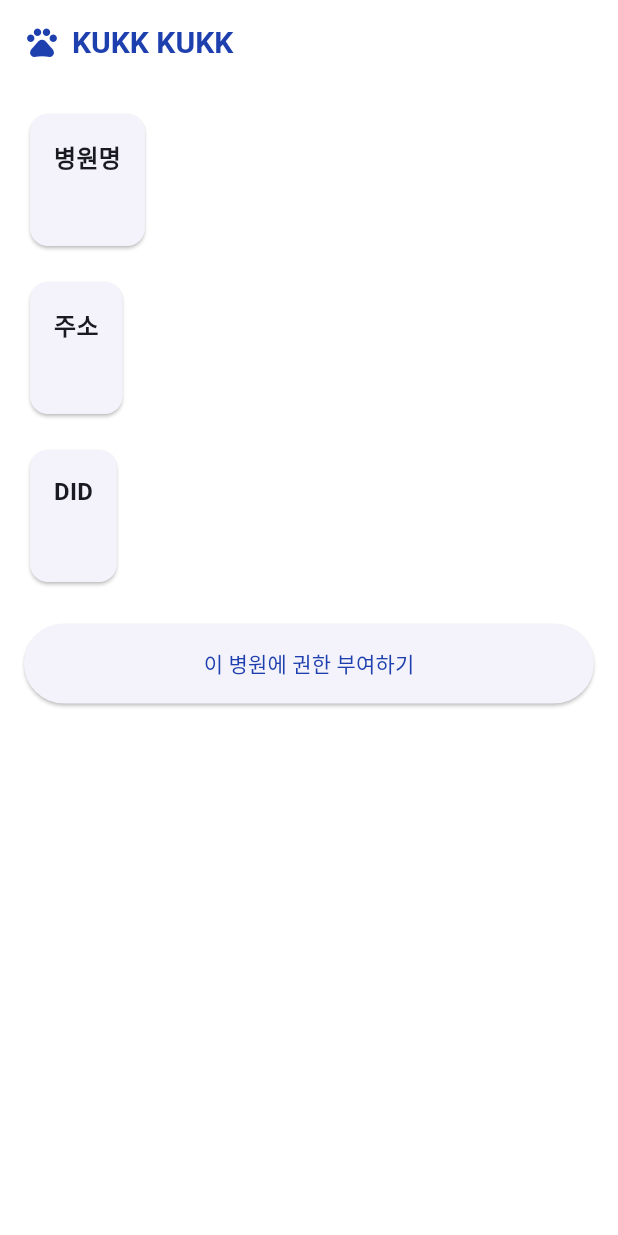
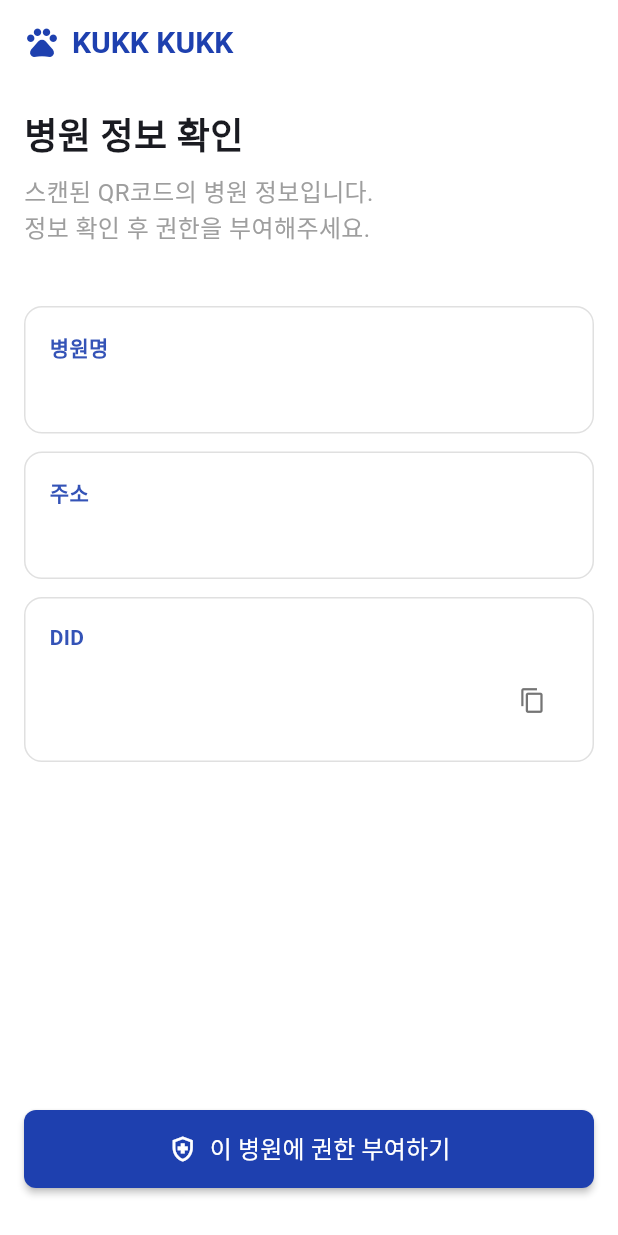
Before and after one commit to cod0216/kkukkkuk, a Flutter app: the HospitalQRResultView screen opened directly with empty values, on a phone screen of 412 x 824 dp. Run offline on Flutter 3.47's test engine with Material 3 defaults, Android fonts, the light colour scheme and no system bars; our stand-ins replace carousel_slider, dio, flutter_dotenv, flutter_riverpod, flutter_secure_storage, freezed_annotation and 5 more; missing offline and left inert: bip39, bip39_mnemonic, dart_bip32_bip44, google_mlkit_text_recognition, kakao_flutter_sdk_user, kakao_map_plugin and 2 more; accounts and stored records are empty; statements that could not run were skipped.

Commit message:
refactor: qr ui

```diff
--- a/clientend/lib/pages/qr_scanner/views/hospital_qr_result_view.dart
+++ b/clientend/lib/pages/qr_scanner/views/hospital_qr_result_view.dart
@@ -3,7 +3,9 @@ import 'package:flutter_riverpod/flutter_riverpod.dart';
 import 'package:go_router/go_router.dart';
 import 'package:kkuk_kkuk/features/qr_scanner/model/hospital_qr_data.dart';
 import 'package:kkuk_kkuk/widgets/common/app_bar.dart';
-import 'package:kkuk_kkuk/widgets/qr_scanner/hospital_info_card.dart';
+import 'package:kkuk_kkuk/widgets/common/custom_header.dart'; // CustomHeader 사용
+import 'package:kkuk_kkuk/widgets/common/primary_button.dart'; // PrimaryButton 사용
+import 'package:kkuk_kkuk/widgets/qr_scanner/hospital_info_card.dart'; // 수정된 Card 사용
 
 class HospitalQRResultView extends ConsumerWidget {
   final HospitalQRData hospitalData;
@@ -13,54 +15,62 @@ class HospitalQRResultView extends ConsumerWidget {
   @override
   Widget build(BuildContext context, WidgetRef ref) {
     return WillPopScope(
-      // 뒤로 가기 시 스캐너 화면으로 돌아가면서 스캐너 재시작
       onWillPop: () async {
-        context.pop();
-        return false;
+        context.pop(); // 스캐너 재시작 로직은 라우트에서 관리될 수 있음
+        return true; // 기본 뒤로가기 허용 (필요시 false로 변경)
       },
       child: Scaffold(
-        appBar: CustomAppBar(),
-        body: Padding(
+        appBar: CustomAppBar(), // 공통 AppBar 사용
+        body: SafeArea(
+          // SafeArea 추가
+          child: Padding(
             padding: const EdgeInsets.all(16.0),
             child: Column(
               crossAxisAlignment: CrossAxisAlignment.start,
               children: [
+                // 헤더 추가
+                const CustomHeader(
+                  title: '병원 정보 확인',
+                  subtitle: '스캔된 QR코드의 병원 정보입니다.\n정보 확인 후 권한을 부여해주세요.',
+                ),
+                const SizedBox(height: 16), // 헤더와 카드 사이 간격
+                // 수정된 HospitalInfoCard 사용
                 HospitalInfoCard(
                   context: context,
                   title: '병원명',
                   content: hospitalData.name,
                 ),
-              const SizedBox(height: 16),
+                const SizedBox(height: 12), // 카드 간 간격 조정
                 HospitalInfoCard(
                   context: context,
                   title: '주소',
                   content: hospitalData.address,
                 ),
-              const SizedBox(height: 16),
+                const SizedBox(height: 12),
                 HospitalInfoCard(
                   context: context,
                   title: 'DID',
                   content: hospitalData.did,
                 ),
-              const SizedBox(height: 24),
-              // 선택 버튼 추가
-              SizedBox(
-                width: double.infinity,
-                child: ElevatedButton(
+                const Spacer(), // 버튼을 하단으로 밀기
+                // 버튼 스타일 변경 (PrimaryButton 사용)
+                PrimaryButton(
+                  text: '이 병원에 권한 부여하기',
                   onPressed: () {
-                    // 펫 선택 화면으로 이동
                     context.push(
                       '/qr-scanner/pet-selection',
                       extra: hospitalData,
                     );
                   },
-                  style: ElevatedButton.styleFrom(
-                    padding: const EdgeInsets.symmetric(vertical: 16),
-                  ),
-                  child: const Text('이 병원에 권한 부여하기'),
+                  // 아이콘 추가 (선택 사항)
+                  leadingIcon: const Icon(
+                    Icons.health_and_safety_outlined,
+                    size: 20,
                   ),
                 ),
+                const SizedBox(height: 16), // 하단 여백
               ],
+            ),
           ),
         ),
       ),
--- a/clientend/lib/widgets/qr_scanner/hospital_info_card.dart
+++ b/clientend/lib/widgets/qr_scanner/hospital_info_card.dart
@@ -1,4 +1,5 @@
 import 'package:flutter/material.dart';
+import 'package:flutter/services.dart'; // Clipboard 추가
 
 class HospitalInfoCard extends StatelessWidget {
   const HospitalInfoCard({
@@ -14,22 +15,55 @@ class HospitalInfoCard extends StatelessWidget {
 
   @override
   Widget build(BuildContext context) {
-    return Card(
-      child: Padding(
+    // 앱의 다른 카드 스타일과 유사하게 변경
+    return Container(
+      width: double.infinity, // 가로 꽉 채우기
       padding: const EdgeInsets.all(16.0),
+      decoration: BoxDecoration(
+        color: Colors.white, // 흰색 배경
+        borderRadius: BorderRadius.circular(12), // 둥근 모서리
+        border: Border.all(
+          color: Colors.grey.shade300,
+          width: 1.0,
+        ), // 얇은 회색 테두리
+      ),
       child: Column(
         crossAxisAlignment: CrossAxisAlignment.start,
         children: [
           Text(
             title,
-              style: Theme.of(
-                context,
-              ).textTheme.titleMedium?.copyWith(fontWeight: FontWeight.bold),
+            style: TextStyle(
+              // 앱의 섹션 제목 스타일과 유사하게
+              fontSize: 14,
+              fontWeight: FontWeight.w600,
+              color: Theme.of(context).primaryColor.withOpacity(0.9),
+            ),
           ),
           const SizedBox(height: 8),
-            Text(content, style: Theme.of(context).textTheme.bodyLarge),
+          Row(
+            // 내용과 복사 버튼을 가로로 배치
+            children: [
+              Expanded(
+                child: Text(
+                  content,
+                  style: const TextStyle(fontSize: 16), // 본문 텍스트 스타일
+                ),
+              ),
+              // DID인 경우 복사 버튼 추가
+              if (title == 'DID')
+                IconButton(
+                  icon: Icon(Icons.copy, size: 18, color: Colors.grey.shade600),
+                  tooltip: 'DID 복사',
+                  onPressed: () {
+                    Clipboard.setData(ClipboardData(text: content));
+                    ScaffoldMessenger.of(context).showSnackBar(
+                      const SnackBar(content: Text('DID가 클립보드에 복사되었습니다.')),
+                    );
+                  },
+                ),
             ],
           ),
+        ],
       ),
     );
   }
```
Also changed, not shown: clientend/lib/pages/qr_scanner/views/pet_selection_view.dart (+41 -18 lines), clientend/lib/pages/qr_scanner/views/sharing_result_view.dart (+109 -60 lines). Lines whose indentation alone changed are shown as unchanged.
